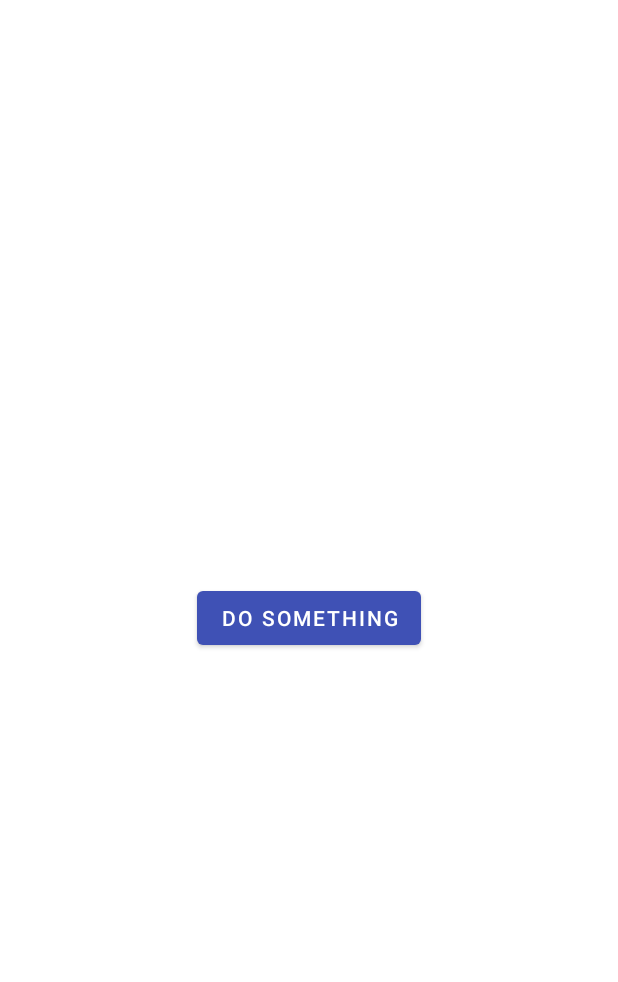
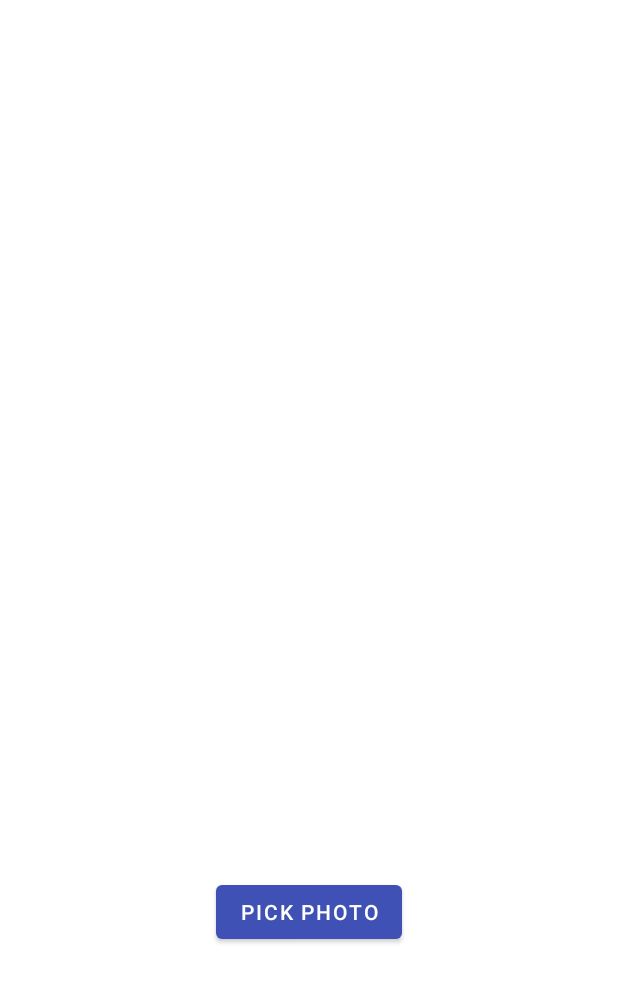
Before and after one commit to Rifat15913/base-mvp-kt, an Android app: the screen it shows after launch (DemoActivity), on a phone screen of 412 x 824 dp. Shown: the top 982 px of the screen. Run offline under Robolectric (Android 15) with nearby library versions, the phone set to English and light mode, and no system bars; our stand-ins replace ButterKnife, Room's generated code, RxJava, Timber, data binding; libraries missing offline, so code that uses them is left out: com.squareup.leakcanary.

Commit message:
Fix image picker for all Android versions so far

```diff
--- a/app/src/main/java/io/diaryofrifat/code/utils/libs/ImageCropperUtils.kt
+++ b/app/src/main/java/io/diaryofrifat/code/utils/libs/ImageCropperUtils.kt
@@ -24,8 +24,7 @@ object ImageCropperUtils {
      * @param destinationUri the cropped image
      * */
     fun cropImage(activity: Activity, sourceUri: Uri, destinationUri: Uri) {
-        cropImage(activity, sourceUri, destinationUri, CropRatio.DEFAULT,
-                DEFAULT_MAX_WIDTH, DEFAULT_MAX_HEIGHT)
+        cropImage(activity, sourceUri, destinationUri, CropRatio.DEFAULT, DEFAULT_MAX_WIDTH, DEFAULT_MAX_HEIGHT)
     }
 
     /**
@@ -37,8 +36,7 @@ object ImageCropperUtils {
      * @param cropRatio crop ratio of the image
      * */
     fun cropImage(activity: Activity, sourceUri: Uri, destinationUri: Uri, cropRatio: CropRatio) {
-        cropImage(activity, sourceUri, destinationUri, cropRatio,
-                DEFAULT_MAX_WIDTH, DEFAULT_MAX_HEIGHT)
+        cropImage(activity, sourceUri, destinationUri, cropRatio, DEFAULT_MAX_WIDTH, DEFAULT_MAX_HEIGHT)
     }
 
     /**
--- a/app/src/main/res/layout/activity_demo.xml
+++ b/app/src/main/res/layout/activity_demo.xml
@@ -6,15 +6,24 @@
         android:layout_width="match_parent"
         android:layout_height="match_parent">
 
+        <androidx.appcompat.widget.AppCompatImageView
+            android:id="@+id/image_view_picked_photo"
+            android:layout_width="@dimen/width_200"
+            android:layout_height="@dimen/height_200"
+            app:layout_constraintBottom_toTopOf="@+id/button_do"
+            app:layout_constraintEnd_toEndOf="parent"
+            app:layout_constraintStart_toStartOf="parent"
+            app:layout_constraintTop_toTopOf="parent" />
+
         <com.google.android.material.button.MaterialButton
             android:id="@+id/button_do"
             android:layout_width="wrap_content"
             android:layout_height="wrap_content"
-            android:text="@string/do_something"
+            android:text="@string/pick_photo"
             app:layout_constraintBottom_toBottomOf="parent"
             app:layout_constraintEnd_toEndOf="parent"
             app:layout_constraintStart_toStartOf="parent"
-            app:layout_constraintTop_toTopOf="parent" />
+            app:layout_constraintTop_toBottomOf="@+id/image_view_picked_photo" />
 
     </androidx.constraintlayout.widget.ConstraintLayout>
 </layout>
--- a/app/src/main/res/values/strings.xml
+++ b/app/src/main/res/values/strings.xml
@@ -13,6 +13,10 @@
     <string name="error_fragment_context_is_null">Fragment context is null</string>
     <string name="error_selected_image_uri_is_null">Selected image uri is null</string>
 
+    <!--Warning-->
+    <string name="warning_permissions_are_required">Permissions are required</string>
+
     <!--Demo page-->
     <string name="do_something">Do something</string>
+    <string name="pick_photo">Pick photo</string>
 </resources>
```
Also changed, not shown: app/src/main/java/io/diaryofrifat/code/basemvp/ui/demo/DemoActivity.kt (+8 -2 lines), app/src/main/java/io/diaryofrifat/code/utils/helper/imagepicker/ImagePickerUtils.kt (+15 -4 lines).
